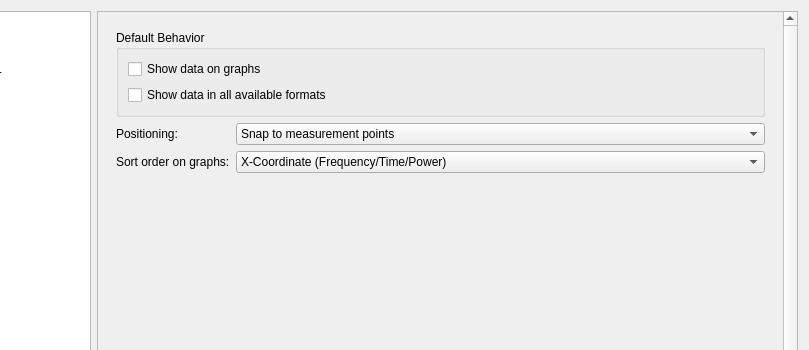
Above: Software/PC_Application/preferencesdialog.ui from jankae/LibreVNA before the change; both pictures show x 100 to 909 and y 0 to 350 of the 909 by 657 pixel window. Below: the same form after it.
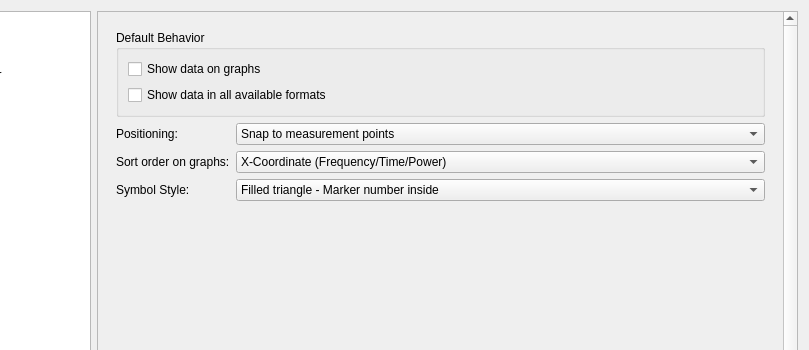
That is the form after the change. The open tabs and pages were chosen to show the change. Custom widgets are drawn as their Qt base class.

Commit message: Additional options for marker symbol style

Patch:
```diff
--- a/Software/PC_Application/preferencesdialog.ui
+++ b/Software/PC_Application/preferencesdialog.ui
@@ -79,7 +79,7 @@
           <x>0</x>
           <y>0</y>
           <width>687</width>
-          <height>938</height>
+          <height>884</height>
          </rect>
         </property>
         <layout class="QHBoxLayout" name="horizontalLayout_12">
@@ -1281,6 +1281,32 @@
                    </item>
                   </widget>
                  </item>
+                 <item row="2" column="0">
+                  <widget class="QLabel" name="label_45">
+                   <property name="text">
+                    <string>Symbol Style:</string>
+                   </property>
+                  </widget>
+                 </item>
+                 <item row="2" column="1">
+                  <widget class="QComboBox" name="MarkerSymbolStyle">
+                   <item>
+                    <property name="text">
+                     <string>Filled triangle - Marker number inside</string>
+                    </property>
+                   </item>
+                   <item>
+                    <property name="text">
+                     <string>Filled triangle - Marker number above</string>
+                    </property>
+                   </item>
+                   <item>
+                    <property name="text">
+                     <string>Empty triangle - Marker number above</string>
+                    </property>
+                   </item>
+                  </widget>
+                 </item>
                 </layout>
                </item>
                <item>
```
Left out of the diff: 2 changed lines with no effect on the pictures. The commit also changes 3 other files.
